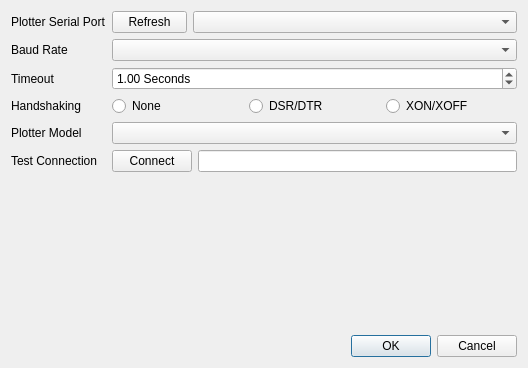
Old version of the form windows/plotterConfig.ui in the repository Discomoth/plotterQt.
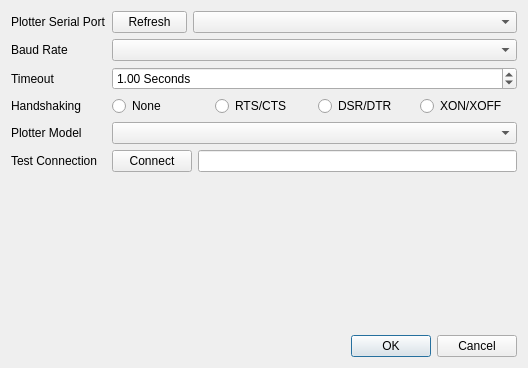
New version of the form.

Commit message: Work on serial comms functionality

Patch:
```diff
--- a/windows/plotterConfig.ui
+++ b/windows/plotterConfig.ui
@@ -107,6 +107,13 @@
          </property>
         </widget>
        </item>
+       <item>
+        <widget class="QRadioButton" name="radio_rtscts">
+         <property name="text">
+          <string>RTS/CTS</string>
+         </property>
+        </widget>
+       </item>
        <item>
         <widget class="QRadioButton" name="radio_dsrdtr">
          <property name="text">
```
Left out of the diff: 2 changed lines with no effect on the pictures. The commit also changes 1 other file.
